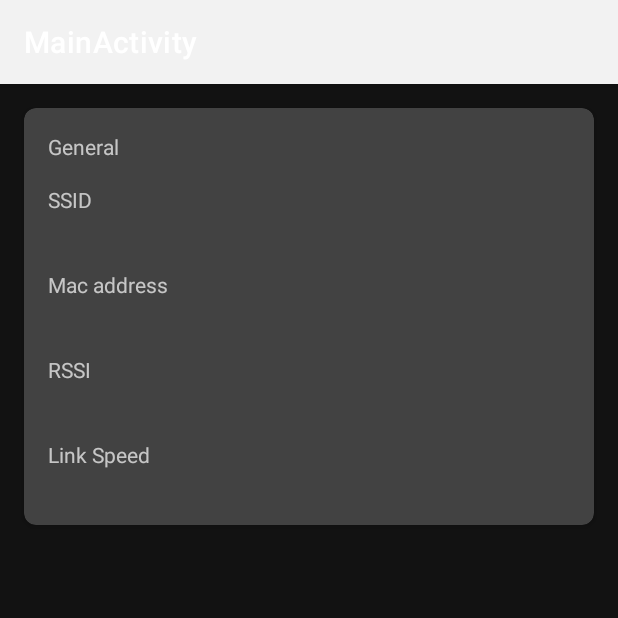
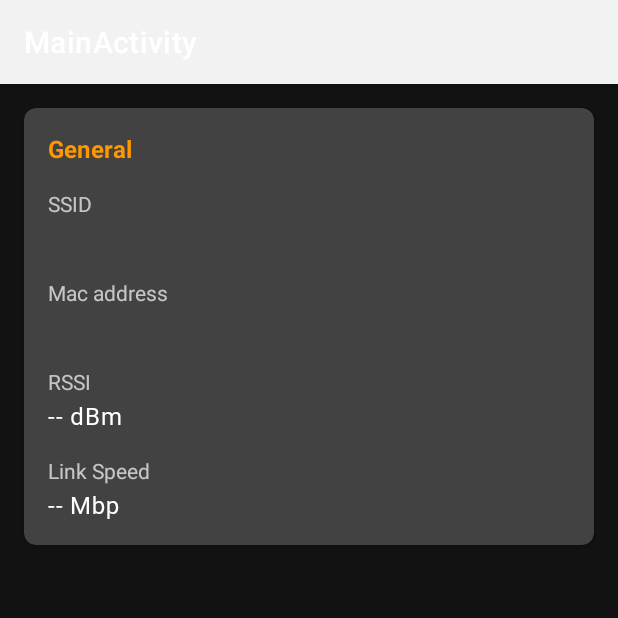
Before and after one commit to MrNegativeTW/WifiLinkSpeed, an Android app: the MainFragment screen opened directly, with no data from a screen before it, on a phone screen of 412 x 824 dp, the top half of it. Run offline under Robolectric (Android 15) with nearby library versions, the phone set to English and light mode, and no system bars; Roboto replaces fonts that are not available here.

Commit message:
Make layout

```diff
--- a/WifiLinkSpeed/app/src/main/res/layout/fragment_main.xml
+++ b/WifiLinkSpeed/app/src/main/res/layout/fragment_main.xml
@@ -19,9 +19,10 @@
 
             <com.google.android.material.textview.MaterialTextView
                 android:id="@+id/textView_mainFragment_infoCardTitle"
+                style="@style/Card.Title"
                 android:layout_width="wrap_content"
                 android:layout_height="wrap_content"
-                android:text="General"
+                android:text="@string/mainFrag_infoCardTitle"
                 app:layout_constraintStart_toStartOf="parent"
                 app:layout_constraintTop_toTopOf="parent" />
 
@@ -30,15 +31,15 @@
                 android:layout_width="wrap_content"
                 android:layout_height="wrap_content"
                 android:layout_marginTop="16dp"
-                android:text="SSID"
+                android:text="@string/mainFrag_currentSsidTitle"
                 app:layout_constraintStart_toStartOf="parent"
                 app:layout_constraintTop_toBottomOf="@id/textView_mainFragment_infoCardTitle" />
 
             <com.google.android.material.textview.MaterialTextView
                 android:id="@+id/textView_mainFragment_currentSsidContent"
+                style="@style/Card.CurrentInfoContent"
                 android:layout_width="wrap_content"
                 android:layout_height="wrap_content"
-                android:layout_marginTop="2dp"
                 app:layout_constraintStart_toStartOf="parent"
                 app:layout_constraintTop_toBottomOf="@id/textView_mainFragment_currentSsidTitle"
                 tools:text="200 OK" />
@@ -48,15 +49,15 @@
                 android:layout_width="wrap_content"
                 android:layout_height="wrap_content"
                 android:layout_marginTop="16dp"
-                android:text="Mac address"
+                android:text="@string/mainFrag_currentWifiMacTitle"
                 app:layout_constraintStart_toStartOf="parent"
                 app:layout_constraintTop_toBottomOf="@id/textView_mainFragment_currentSsidContent" />
 
             <com.google.android.material.textview.MaterialTextView
                 android:id="@+id/textView_mainFragment_currentWifiMacContent"
+                style="@style/Card.CurrentInfoContent"
                 android:layout_width="wrap_content"
                 android:layout_height="wrap_content"
-                android:layout_marginTop="2dp"
                 app:layout_constraintStart_toStartOf="parent"
                 app:layout_constraintTop_toBottomOf="@id/textView_mainFragment_currentWifiMacTitle"
                 tools:text="FF:FF:FF:FF:FF:FF" />
@@ -66,39 +67,39 @@
                 android:layout_width="wrap_content"
                 android:layout_height="wrap_content"
                 android:layout_marginTop="16dp"
-                android:text="RSSI"
+                android:text="@string/mainFrag_currentRssiTitle"
                 app:layout_constraintStart_toStartOf="parent"
                 app:layout_constraintTop_toBottomOf="@id/textView_mainFragment_currentWifiMacContent" />
 
             <com.google.android.material.textview.MaterialTextView
                 android:id="@+id/textView_mainFragment_currentRssiContent"
+                style="@style/Card.CurrentInfoContent"
                 android:layout_width="wrap_content"
                 android:layout_height="wrap_content"
-                android:layout_marginTop="2dp"
+                android:text="@string/rssi_value"
                 app:layout_constraintStart_toStartOf="parent"
                 app:layout_constraintTop_toBottomOf="@id/textView_mainFragment_currentRssiTitle"
-                tools:text="FF:FF:FF:FF:FF:FF" />
+                tools:text="-- dBm" />
 
             <com.google.android.material.textview.MaterialTextView
                 android:id="@+id/textView_mainFragment_currentLinkSpeedTitle"
                 android:layout_width="wrap_content"
                 android:layout_height="wrap_content"
                 android:layout_marginTop="16dp"
-                android:text="Link Speed"
+                android:text="@string/mainFrag_currentLinkSpeedTitle"
                 app:layout_constraintStart_toStartOf="parent"
                 app:layout_constraintTop_toBottomOf="@id/textView_mainFragment_currentRssiContent" />
 
             <com.google.android.material.textview.MaterialTextView
                 android:id="@+id/textView_mainFragment_currentLinkSpeedContent"
+                style="@style/Card.CurrentInfoContent"
                 android:layout_width="wrap_content"
                 android:layout_height="wrap_content"
-                android:layout_marginTop="2dp"
+                android:text="@string/linkSpeed_value"
                 app:layout_constraintStart_toStartOf="parent"
                 app:layout_constraintTop_toBottomOf="@id/textView_mainFragment_currentLinkSpeedTitle"
-                tools:text="FF:FF:FF:FF:FF:FF" />
+                tools:text="-- Mbps" />
         </androidx.constraintlayout.widget.ConstraintLayout>
-
-
     </androidx.cardview.widget.CardView>
 
 </FrameLayout>
--- a/WifiLinkSpeed/app/src/main/res/values/strings.xml
+++ b/WifiLinkSpeed/app/src/main/res/values/strings.xml
@@ -13,6 +13,13 @@
     <string name="shortcuts_title">Shortcuts</string>
     <string name="speedtest_value">Speedtest</string>
     <string name="fastcom_value">Fast.com</string>
+
+    <!-- Main Fragment -->
+    <string name="mainFrag_infoCardTitle">General</string>
+    <string name="mainFrag_currentSsidTitle">SSID</string>
+    <string name="mainFrag_currentWifiMacTitle">Mac address</string>
+    <string name="mainFrag_currentRssiTitle">RSSI</string>
+    <string name="mainFrag_currentLinkSpeedTitle">Link Speed</string>
 
     <!-- Speedtest 404 Dialog -->
     <string name="speedtestDialog_Title">Speedtest Not Found</string>
--- a/WifiLinkSpeed/app/src/main/res/values/styles.xml
+++ b/WifiLinkSpeed/app/src/main/res/values/styles.xml
@@ -13,15 +13,34 @@
         <item name="iconFillColor">@color/toolbarTitle</item>
         <item name="android:windowLightStatusBar">true</item>
     </style>
+
     <style name="AppTheme_NoActionBar" parent="AppTheme">
         <item name="windowActionBar">false</item>
         <item name="windowNoTitle">true</item>
     </style>
 
+    <!-- Information Card -->
+    <style name="Card">
+
+    </style>
+
+    <style name="Card.Title">
+        <item name="android:textStyle">bold</item>
+        <item name="android:textColor">#FF9800</item>
+        <item name="android:textAppearance">@style/TextAppearance.MaterialComponents.Subtitle1
+        </item>
+    </style>
+
+    <style name="Card.CurrentInfoContent">
+        <item name="android:textAppearance">@style/TextAppearance.MaterialComponents.Body1</item>
+        <item name="android:fontFamily">@font/exo_semibold</item>
+        <item name="android:layout_marginTop">2dp</item>
+    </style>
 
     <style name="StyleLeftCardView" parent="@style/Widget.MaterialComponents.CardView">
         <item name="shapeAppearanceOverlay">@style/StyleLeftCardViewCorner</item>
     </style>
+
     <style name="StyleLeftCardViewCorner" parent="">
         <item name="cornerFamily">rounded</item>
         <item name="cornerSizeTopRight">0dp</item>
@@ -33,6 +52,7 @@
     <style name="StyleRightCardView" parent="@style/Widget.MaterialComponents.CardView">
         <item name="shapeAppearanceOverlay">@style/StyleRightCardViewCorner</item>
     </style>
+
     <style name="StyleRightCardViewCorner" parent="">
         <item name="cornerFamily">rounded</item>
         <item name="cornerSizeTopRight">8dp</item>
```
